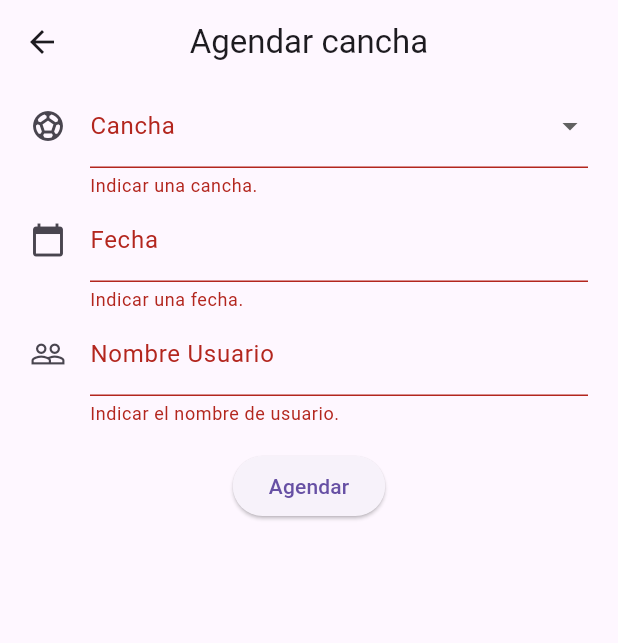
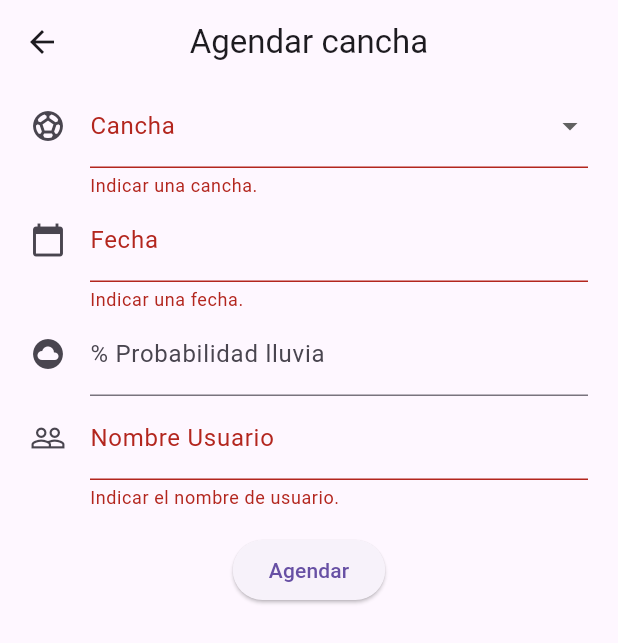
Before and after one commit to jrrodriguez01/flutter_agendamiento_canchas, a Flutter app: the AgendaPage screen opened by its route, after a tap on "Agendar", on a phone screen of 412 x 824 dp. Shown: the top 643 px of the screen. Run offline on Flutter 3.47's test engine with Material 3 defaults, Android fonts, the light colour scheme and no system bars; our stand-ins replace flutter_riverpod, shared_preferences; accounts and stored records are empty.

Commit message:
add probabilidad lluvia

```diff
--- a/lib/config/providers/agenda_provider.dart
+++ b/lib/config/providers/agenda_provider.dart
@@ -1,6 +1,8 @@
 import 'package:flutter_riverpod/flutter_riverpod.dart';
 
 import '../../domain/model/agenda/agenda.dart';
+import '../../domain/usecase/agenda/agenda_use.dart';
+import '../../infrastructure/driven_adapter/agenda/agenda_api.dart';
 
 enum CanchaFilter { all, canchaA, canchaB, canchaC }
 
@@ -11,7 +13,6 @@ final canchaFilterProvider = StateProvider<CanchaFilter>((ref) {
 final agendasProvider = StateProvider<List<AgendaDetail>>((ref) {
   return [];
 });
-
 
 final filteredAgendasProvider = Provider<List<AgendaDetail>>((ref) {
   final selectedFilter = ref.watch(canchaFilterProvider);
@@ -28,5 +29,8 @@ final filteredAgendasProvider = Provider<List<AgendaDetail>>((ref) {
     case CanchaFilter.canchaC:
       return agendas.where((el) => el.cancha == 'C' ).toList();
   }
+});
 
+final allAgendaProvider = Provider<AgendaUseCase>((ref) {
+  return  AgendaUseCase(AgendaApi());
 });
--- a/lib/domain/model/agenda/gateway/agenda_gateway.dart
+++ b/lib/domain/model/agenda/gateway/agenda_gateway.dart
@@ -1,4 +1,5 @@
 import '../agenda.dart';
 abstract class AgendaGateway {
   Future<List<AgendaDetail>> getAgendas();
+  Future<int> getPorcentajeLluvia(String fecha);
 }
--- a/lib/domain/usecase/agenda/agenda_use.dart
+++ b/lib/domain/usecase/agenda/agenda_use.dart
@@ -5,4 +5,5 @@ class AgendaUseCase{
   final AgendaGateway _agendaGateway;
   AgendaUseCase(this._agendaGateway);
   Future<List<AgendaDetail>> getAllAgendas() => _agendaGateway.getAgendas();
+  Future<int> getPorcentajeLluvia(String fecha) => _agendaGateway.getPorcentajeLluvia(fecha);
 }
--- a/lib/ui/pages/agenda_page.dart
+++ b/lib/ui/pages/agenda_page.dart
@@ -21,7 +21,9 @@ class AgendaPageState extends ConsumerState<AgendaPage> {
   final Future<SharedPreferences> _prefs = SharedPreferences.getInstance();
   final TextEditingController _userInput = TextEditingController();
   final TextEditingController _dateInput = TextEditingController();
+  final TextEditingController _porcentajeInput = TextEditingController();
   late String _canchaInput;
+  int _porcentaje = 0;
   late Agenda agenda;
 
   @override
@@ -34,7 +36,17 @@ class AgendaPageState extends ConsumerState<AgendaPage> {
   void dispose() {
     _dateInput.dispose();
     _userInput.dispose();
+    _porcentajeInput.dispose();
     super.dispose();
+  }
+
+  Future<void> getporcentaje(String fecha) async {
+    final agenda = ref.read(allAgendaProvider);
+    int porcentaje = await agenda.getPorcentajeLluvia(fecha);
+    setState(() {
+      _porcentaje = porcentaje;
+      _porcentajeInput.text = porcentaje.toString();
+    });
   }
 
   Future<void> initAgenda() async {
@@ -55,12 +67,13 @@ class AgendaPageState extends ConsumerState<AgendaPage> {
     agenda.agendaDetail.add(nuevaAgenda);
     agenda.agendaDetail.sort((a, b) => a.fecha.compareTo(b.fecha));
     await prefs.setString('lAgenda', jsonEncode(agenda.toJson()));
+    ref.read(agendasProvider.notifier).update((state) => []);
     for (var element in agenda.agendaDetail) {
       ref.read(agendasProvider.notifier).update((state) => [
         ...state,
         element
       ]);
-      }
+    }
   }
 
   valMaxAgendamientoDia(){
@@ -147,11 +160,24 @@ class AgendaPageState extends ConsumerState<AgendaPage> {
 
                   if(pickedDate != null ){
                     String formattedDate = DateFormat('dd-MM-yyyy').format(pickedDate);
+                    String formatDateWeather = DateFormat('yyyy-MM-dd').format(pickedDate);
+                    await getporcentaje(formatDateWeather);
                     setState(() {
                       _dateInput.text = formattedDate;
                     });
                   }
                 },
+              ),
+            ),
+            Container(
+              padding: const EdgeInsets.only(left: 20.0, right: 20.0),
+              child: TextFormField(
+                controller: _porcentajeInput,
+                readOnly: true,
+                decoration: const InputDecoration(
+                  icon: Icon(Icons.cloud_circle),
+                  labelText: '% Probabilidad lluvia',
+                ),
               ),
             ),
             Container(
@@ -177,8 +203,7 @@ class AgendaPageState extends ConsumerState<AgendaPage> {
               child: ElevatedButton(
                 onPressed: () {
                   if (_formKey.currentState!.validate()) {
-                    AgendaDetail nuevaAgenda = AgendaDetail(id: const Uuid().v4(), cancha: _canchaInput, usuario: _userInput.text, fecha: DateFormat('dd-MM-yyyy').parse(_dateInput.text), porcentajeLluvia: 0);
-                    ref.read(agendasProvider.notifier).update((state) => []);
+                    AgendaDetail nuevaAgenda = AgendaDetail(id: const Uuid().v4(), cancha: _canchaInput, usuario: _userInput.text, fecha: DateFormat('dd-MM-yyyy').parse(_dateInput.text), porcentajeLluvia: _porcentaje);
                     saveAgenda(nuevaAgenda);
                     showMessage(context,'Confirmación','Se realizo el agendamiento exitosamente');
                   }
--- a/pubspec.yaml
+++ b/pubspec.yaml
@@ -39,6 +39,7 @@ dependencies:
   shared_preferences: ^2.2.2
   intl: ^0.19.0
   uuid: ^4.3.3
+  http: ^1.2.1
 
 dev_dependencies:
   flutter_test:
```
Also changed, not shown: lib/infrastructure/driven_adapter/agenda/agenda_api.dart (+31 -0 lines), lib/ui/pages/home_page.dart (+12 -3 lines), pubspec.lock.
